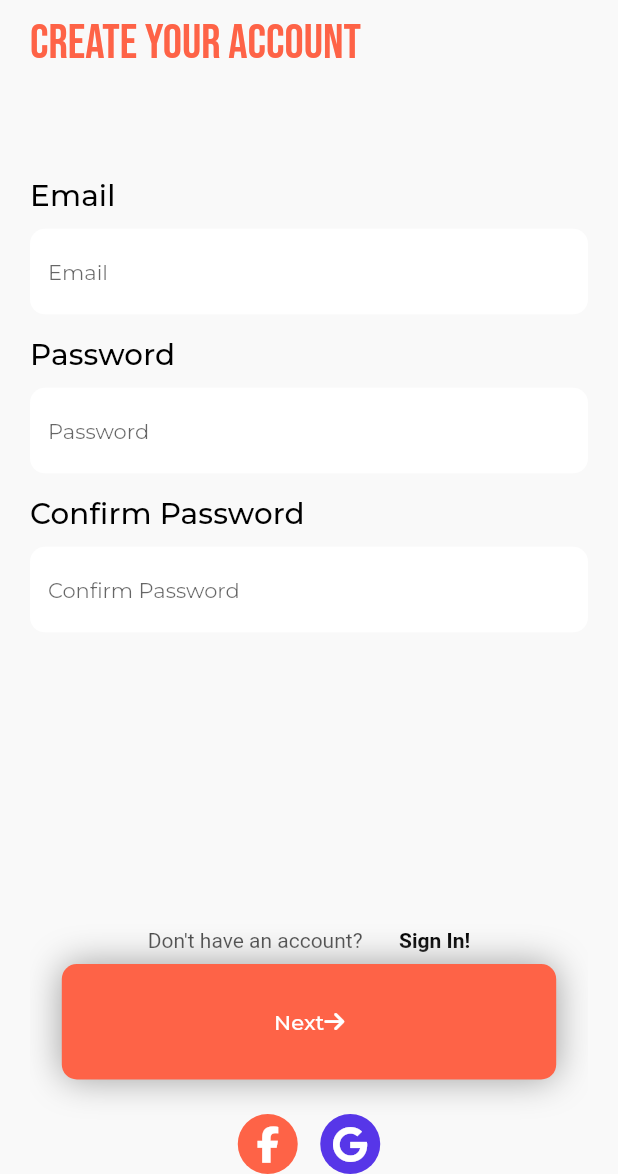
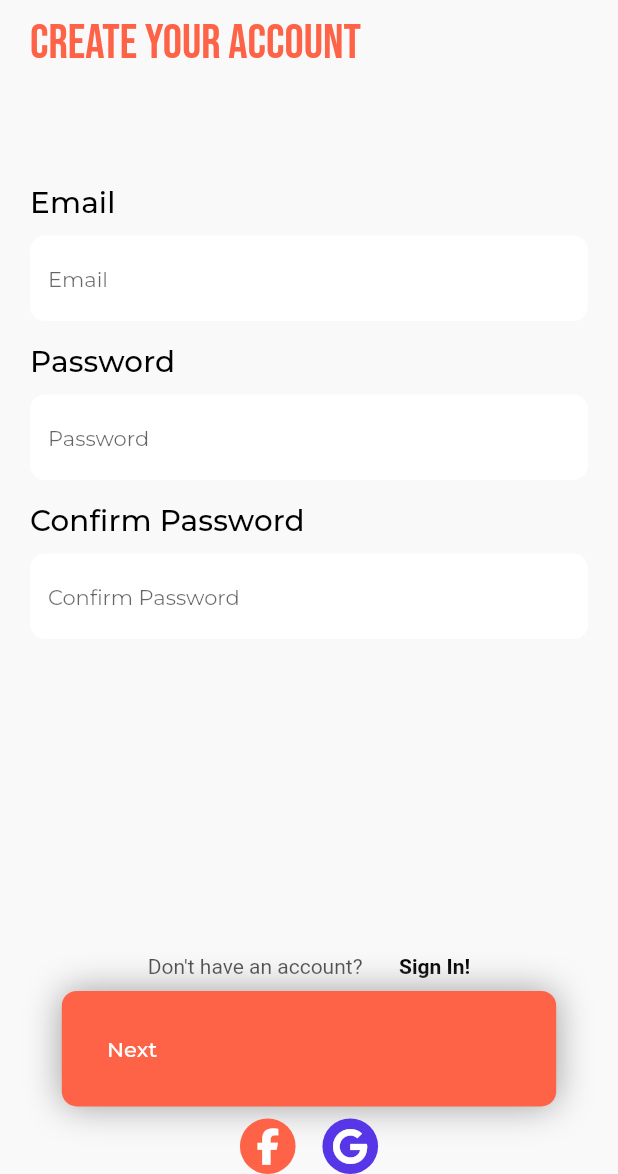
Before and after one commit to ColtonDevAcc/fitstack_app, a Flutter app: the SignUp_Page screen opened by its route, on a phone screen of 412 x 824 dp, the part 62-1236 px from its top. Run offline on Flutter 3.47's test engine with Material 2 defaults, Android fonts, the phone set to English and light mode, and no system bars; our stand-ins replace auto_route, bloc, dot_navigation_bar, email_validator, equatable, firebase_analytics and 10 more; missing offline and left inert: firebase_analytics_web, firebase_auth_web, firebase_core_web, firebase_performance_web, firebase_remote_config_web, google_sign_in_web and 2 more; accounts and stored records are empty; network calls fail.

Commit message:
signup state

```diff
--- a/lib/presentation/signup/cubit/signup_cubit.dart
+++ b/lib/presentation/signup/cubit/signup_cubit.dart
@@ -6,5 +6,11 @@ part 'signup_state.dart';
 
 class SignupCubit extends Cubit<SignupState> {
   SignupCubit({required AuthenticationRepository authenticationRepository})
-      : super(SignupInitial());
+      : super(const SignupState(index: 0));
+
+  void nextPage(int newIndex) {
+    emit(
+      state.copyWith(index: newIndex),
+    );
+  }
 }
--- a/lib/presentation/signup/cubit/signup_state.dart
+++ b/lib/presentation/signup/cubit/signup_state.dart
@@ -1,10 +1,15 @@
 part of 'signup_cubit.dart';
 
-abstract class SignupState extends Equatable {
-  const SignupState();
+class SignupState extends Equatable {
+  final int index;
+  const SignupState({
+    required this.index,
+  });
 
   @override
-  List<Object> get props => [];
+  List<Object> get props => [index];
+
+  SignupState copyWith({required int index}) {
+    return SignupState(index: index);
+  }
 }
-
-class SignupInitial extends SignupState {}
--- a/lib/presentation/signup/presentation/atoms/signup_focused_button.dart
+++ b/lib/presentation/signup/presentation/atoms/signup_focused_button.dart
@@ -1,4 +1,7 @@
+import 'package:FitStack/presentation/login/cubit/login_cubit.dart';
+import 'package:FitStack/presentation/signup/cubit/signup_cubit.dart';
 import 'package:flutter/material.dart';
+import 'package:flutter_bloc/flutter_bloc.dart';
 import 'package:font_awesome_flutter/font_awesome_flutter.dart';
 
 class SignUp_Focused_Button_Widget extends StatelessWidget {
@@ -14,6 +17,9 @@ class SignUp_Focused_Button_Widget extends StatelessWidget {
 
   @override
   Widget build(BuildContext context) {
+    double buttonSize = MediaQuery.of(context).size.width * 0.8;
+    return BlocBuilder<SignupCubit, SignupState>(
+      builder: (context, state) {
         return TextButton(
           onPressed: onPressed,
           child: AnimatedContainer(
@@ -25,35 +31,33 @@ class SignUp_Focused_Button_Widget extends StatelessWidget {
               borderRadius: BorderRadius.circular(10),
             ),
             padding: EdgeInsets.all(30),
-        width: MediaQuery.of(context).size.width * 0.8,
+            width: buttonSize,
             duration: Duration(milliseconds: 2000),
-        child: Center(
             child: Row(
-            mainAxisAlignment: MainAxisAlignment.center,
+              mainAxisAlignment: MainAxisAlignment.start,
               children: [
-              AnimatedAlign(
-                duration: Duration(milliseconds: 500),
-                alignment: index > 0 ? Alignment.centerLeft : Alignment.center,
-                child: Text(
+                Text(
                   text,
                   style: Theme.of(context).textTheme.titleSmall!.copyWith(
                         color: Theme.of(context).colorScheme.onPrimary,
                       ),
                 ),
+                AnimatedContainer(
+                  curve: Curves.bounceOut,
+                  duration: Duration(milliseconds: 900),
+                  width: state.index > 0 ? buttonSize * .684 : 20,
                 ),
-              AnimatedAlign(
-                duration: Duration(milliseconds: 500),
-                alignment: index > 0 ? Alignment.centerRight : Alignment.center,
-                child: FaIcon(
+                if (state.index > 0)
+                  FaIcon(
                     FontAwesomeIcons.arrowRight,
                     color: Theme.of(context).colorScheme.onPrimary,
                     size: 15,
-                ),
                   )
               ],
             ),
           ),
-      ),
+        );
+      },
     );
   }
 }
--- a/lib/presentation/signup/presentation/molecules/social_auth_buttons.dart
+++ b/lib/presentation/signup/presentation/molecules/social_auth_buttons.dart
@@ -1,18 +1,21 @@
+import 'package:FitStack/presentation/signup/cubit/signup_cubit.dart';
 import 'package:FitStack/widgets/atoms/socialAuthButton_widget.dart';
 import 'package:flutter/material.dart';
+import 'package:flutter_bloc/flutter_bloc.dart';
 import 'package:font_awesome_flutter/font_awesome_flutter.dart';
 
 class Social_Auth_Buttons extends StatelessWidget {
-  final int index;
-  const Social_Auth_Buttons({Key? key, required this.index}) : super(key: key);
+  const Social_Auth_Buttons({Key? key}) : super(key: key);
 
   @override
   Widget build(BuildContext context) {
-    return Column(
-      children: [
-        SizedBox(height: 15),
-        if (index == 0)
-          Row(
+    return BlocBuilder<SignupCubit, SignupState>(
+      builder: (context, state) {
+        return AnimatedContainer(
+          duration: Duration(milliseconds: 900),
+          //TODO make this size the size of the login row for auth buttons
+          height: state.index == 0 ? MediaQuery.of(context).size.height * .045 : 0,
+          child: Row(
             crossAxisAlignment: CrossAxisAlignment.center,
             mainAxisAlignment: MainAxisAlignment.center,
             children: [
@@ -33,8 +36,9 @@ class Social_Auth_Buttons extends StatelessWidget {
                 ),
               ),
             ],
-          )
-      ],
+          ),
+        );
+      },
     );
   }
 }
--- a/lib/presentation/signup/presentation/organisms/signup_view.dart
+++ b/lib/presentation/signup/presentation/organisms/signup_view.dart
@@ -1,3 +1,4 @@
+import 'package:FitStack/presentation/login/cubit/login_cubit.dart';
 import 'package:FitStack/presentation/signup/cubit/signup_cubit.dart';
 import 'package:FitStack/presentation/signup/presentation/atoms/signup_focused_button.dart';
 import 'package:FitStack/presentation/signup/presentation/molecules/basic_info_form.dart';
@@ -24,34 +25,22 @@ class SignUp_View extends StatelessWidget {
 
     return BlocBuilder<SignupCubit, SignupState>(
       builder: (context, state) {
-        PageController pageController = PageController();
         return Padding(
           padding: const EdgeInsets.fromLTRB(20, 0, 20, 0),
-          child: PageView.builder(
-            controller: pageController,
-            onPageChanged: (value) {
-              if (value == 1) {
-                // authenticateWithEmailAndPassword(context);
-              }
-            },
-            itemBuilder: (BuildContext context, int index) {
-              return Column(
+          child: Column(
             children: [
               Expanded(
-                    child: forms[index],
+                child: forms[state.index],
               ),
               SignUp_Focused_Button_Widget(
                 text: 'Next',
                 onPressed: () {
-                      pageController.nextPage(
-                          duration: Duration(microseconds: 1), curve: Curves.ease);
+                  BlocProvider.of<SignupCubit>(context).nextPage(state.index + 1);
                 },
-                    index: index,
+                index: state.index,
               ),
-                  Social_Auth_Buttons(index: index)
+              Social_Auth_Buttons()
             ],
-              );
-            },
           ),
         );
       },
```
Lines whose indentation alone changed are shown as unchanged.
